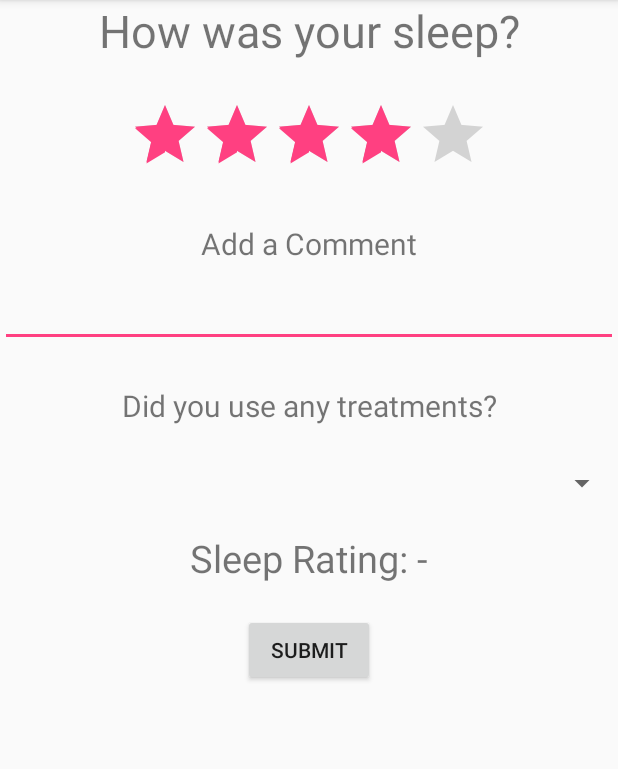
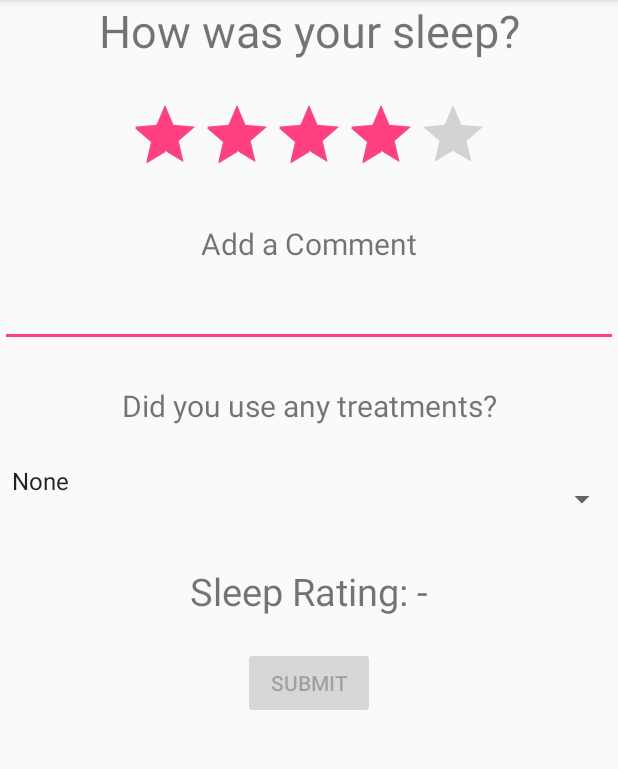
Before and after one commit to RosabelleArmstead/softeng-cw, an Android app: the SleepRecorder screen opened directly, with no data from a screen before it, after a tap on "STOP", on a phone screen of 412 x 824 dp, the part 84-853 px from its top. Run offline under Robolectric (Android 15) with nearby library versions, the light colour scheme and no system bars; our stand-ins replace Firebase (no records; nobody signed in at launch, a user with empty details on screens opened directly); libraries missing offline, so code that uses them is left out: com.firebase.ui; 1 other tap on this screen came first.

Commit message:
Fixed previous commit
-Select treatment when reviewing sleep
-Sleep data contains date & is saved with random ID instead of date
-Prompt user to charge if battery is low (Doesn't work if baterry is allready low)

```diff
--- a/app/build.gradle
+++ b/app/build.gradle
@@ -41,6 +41,9 @@ dependencies {
 
     //recycler view dependency
     implementation 'com.android.support:recyclerview-v7:27.1.1'
+
+
+
 }
 
 apply plugin: 'com.google.gms.google-services'
--- a/app/src/main/AndroidManifest.xml
+++ b/app/src/main/AndroidManifest.xml
@@ -28,7 +28,11 @@
         <activity
             android:name=".Treatments"
             android:label="@string/title_activity_treatments" />
-        <activity android:name=".TreatmentSuggestion"></activity>
+        <activity android:name=".TreatmentSuggestion">
+
+        </activity>
+
     </application>
 
+
 </manifest>
--- a/app/src/main/java/com2027/cw/group7/resteasy/FireStore.java
+++ b/app/src/main/java/com2027/cw/group7/resteasy/FireStore.java
@@ -10,7 +10,6 @@ import com.google.android.gms.tasks.Task;
 import com.google.firebase.firestore.CollectionReference;
 import com.google.firebase.firestore.DocumentReference;
 import com.google.firebase.firestore.DocumentSnapshot;
-import com.google.firebase.firestore.Query;
 import com.google.firebase.firestore.QuerySnapshot;
 
 import java.lang.reflect.Field;
--- a/app/src/main/java/com2027/cw/group7/resteasy/MainActivity.java
+++ b/app/src/main/java/com2027/cw/group7/resteasy/MainActivity.java
@@ -1,11 +1,6 @@
 package com2027.cw.group7.resteasy;
 
-import android.Manifest;
-import android.content.pm.PackageManager;
 import android.os.Bundle;
-import android.os.Handler;
-import android.support.v4.app.ActivityCompat;
-import android.util.Log;
 import android.view.View;
 import android.widget.Button;
 import android.widget.TextView;
--- a/app/src/main/java/com2027/cw/group7/resteasy/SleepRecorder.java
+++ b/app/src/main/java/com2027/cw/group7/resteasy/SleepRecorder.java
@@ -1,39 +1,28 @@
 package com2027.cw.group7.resteasy;
 
 import android.Manifest;
-import android.app.Activity;
+import android.content.BroadcastReceiver;
 import android.content.Context;
 import android.content.Intent;
+import android.content.IntentFilter;
 import android.content.pm.PackageManager;
-import android.database.Cursor;
-import android.database.sqlite.SQLiteDatabase;
 import android.hardware.Sensor;
 import android.hardware.SensorEvent;
 import android.hardware.SensorEventListener;
 import android.hardware.SensorManager;
 import android.media.MediaPlayer;
-import android.media.MediaRecorder;
+import android.os.Bundle;
 import android.os.Handler;
 import android.os.PowerManager;
 import android.os.SystemClock;
-import android.provider.BaseColumns;
 import android.support.v4.app.ActivityCompat;
-import android.support.v4.content.ContextCompat;
-import android.support.v7.app.AppCompatActivity;
-import android.os.Bundle;
-import android.util.FloatMath;
 import android.util.Log;
 import android.view.View;
 import android.widget.Button;
-import android.widget.CursorAdapter;
-import android.widget.ProgressBar;
 import android.widget.TextView;
 import android.widget.Toast;
 
-import java.io.IOException;
-import java.text.ParseException;
 import java.text.SimpleDateFormat;
-import java.util.Date;
 import java.util.TimeZone;
 
 /**
@@ -88,7 +77,7 @@ public class SleepRecorder extends AppBaseActivity implements SensorEventListene
 
         mSensor = new SoundMeter(); // Used to record voice
 
-        //For keeping the device awake while the recorder is running
+        //For keeping the device awake while the recorder is running and dimming the screen
         PowerManager pm = (PowerManager) getSystemService(Context.POWER_SERVICE);
         mWakeLock = pm.newWakeLock(PowerManager.SCREEN_DIM_WAKE_LOCK, "NoiseAlert");
 
@@ -102,7 +91,25 @@ public class SleepRecorder extends AppBaseActivity implements SensorEventListene
         mAccelLast = SensorManager.GRAVITY_EARTH;
         exceedMovementThreshold = 0;
 
+        this.registerReceiver(this.batteryLevelReceiver, new IntentFilter(Intent.ACTION_BATTERY_LOW));
+
     }
+
+    /**
+     * Executed when battery is low, to notify the user and stop recording
+     * (note: if battery is allready low when the recording starts it will not trigger)
+     */
+    private BroadcastReceiver batteryLevelReceiver = new BroadcastReceiver() {
+        @Override
+        public void onReceive(Context context, Intent intent) {
+
+            Toast.makeText(getApplicationContext(), "Battery level is low monitoring has stopped",
+                    Toast.LENGTH_SHORT).show();
+            stopSleep.performClick();
+
+        }
+    };
+
 
     public static void setMp(Context context, String soundscape) {
         if(soundscape.equals("Concentration")) {
--- a/app/src/main/java/com2027/cw/group7/resteasy/SleepReview.java
+++ b/app/src/main/java/com2027/cw/group7/resteasy/SleepReview.java
@@ -5,9 +5,12 @@ import android.os.Bundle;
 import android.support.annotation.NonNull;
 import android.util.Log;
 import android.view.View;
+import android.widget.AdapterView;
+import android.widget.ArrayAdapter;
 import android.widget.Button;
 import android.widget.EditText;
 import android.widget.RatingBar;
+import android.widget.Spinner;
 import android.widget.TextView;
 import android.widget.Toast;
 
@@ -17,22 +20,29 @@ import com.google.firebase.auth.FirebaseAuth;
 import com.google.firebase.auth.FirebaseUser;
 
 import java.text.SimpleDateFormat;
+import java.util.ArrayList;
 import java.util.Calendar;
 import java.util.Date;
 import java.util.List;
+import java.util.Map;
 
 public class SleepReview extends AppBaseActivity {
 
-    private String information;
-    private int sleepTime;
-    private int exceedSoundThreshold;
-    private int exceedMovementThreshold;
+    private List<String> titles = new ArrayList<String>();
 
-    private TextView sleepRating;
-    private EditText comment;
+
+    private String information; // Sleep recording information
+    private int sleepTime; // Time of sleep
+    private int exceedSoundThreshold; // How many times the sound threshold was exceeded
+    private int exceedMovementThreshold; // How many times the sound threshold was exceeded
+
+    private TextView sleepRating; // The user's rating out of 5 (compulsory)
+    private EditText comment; // The user's comment
     private RatingBar ratingBar;
-    private Button submit;
-    //private DatabaseHelper myDb;
+    private Spinner treatmentsSpinner; // Allows user to select a treatment, if any were used
+    private String selectedTreatment; // Holds selected treatment
+    private Button submit; // Submit sleep review
+    private String date;
 
     @Override
     protected void onCreate(Bundle savedInstanceState) {
@@ -40,12 +50,13 @@ public class SleepReview extends AppBaseActivity {
         setContentView(R.layout.activity_sleep_review);
         getIntentInformation();
 
-        //myDb = new DatabaseHelper(this);
+        ratingBar = (RatingBar) findViewById(R.id.ratingBar);
+        comment = (EditText) findViewById(R.id.add_comment);
+        treatmentsSpinner = (Spinner) findViewById(R.id.treatments_spinner);
+        sleepRating = (TextView) findViewById(R.id.sleep_rating);
+        submit = (Button) findViewById(R.id.submit_sleep_review);
 
-        sleepRating = (TextView) findViewById(R.id.sleep_rating);
-        comment = (EditText) findViewById(R.id.add_comment);
-
-        ratingBar = (RatingBar) findViewById(R.id.ratingBar);
+        // Execute when the user changes his rating, to update the sleep score
         ratingBar.setOnRatingBarChangeListener(new RatingBar.OnRatingBarChangeListener() {
             public void onRatingChanged(RatingBar ratingBar,
                                         float rating, boolean fromUser) {
@@ -54,24 +65,44 @@ public class SleepReview extends AppBaseActivity {
             }
         });
 
-        submit = (Button) findViewById(R.id.submit_sleep_review);
+        selectedTreatment = "None"; // To indicate that no treatment is used
+
+        loadTreatments(); // Load treatments from server to spinner
+
+        setupSubmitButton(); // Setup button for submitting sleep review
+
+    }
+
+    /**
+     * Simple method that sets up the submit buton. Its function is to retrieve all the user
+     * data for this night's sleep and save it on the database. Lastly it redirects
+     * the user back to the SleepRecorder page.
+     */
+    private void setupSubmitButton() {
+
+        submit.setEnabled(false); // Disable until user fills out necessary information
+
         submit.setOnClickListener(new View.OnClickListener() {
             public void onClick(View v) {
-                FirebaseUser user = FirebaseAuth.getInstance().getCurrentUser();
+                FirebaseUser user = FirebaseAuth.getInstance().getCurrentUser(); // Get current user, so that his data can be saved
                 Date d = Calendar.getInstance().getTime(); //Get current date
-                /*
-                SimpleDateFormat df = new SimpleDateFormat("dd/MM/yyyy"); //Set date format
-                String date = df.format(d);
-                */
-                String treatment = "test-none";
-                int sleepScore = 0;
+
+                int sleepScore = 0; // Set initial sleep score
+
                 try {
+                    //Get sleep score from textView
                     sleepScore = Integer.parseInt(sleepRating.getText().toString().substring(sleepRating.getText().toString().lastIndexOf(" ") + 1));
                 } catch (Exception e) {
                 }
-                //boolean isInserted = myDb.insertData(date, Math.round(ratingBar.getRating()), sleepScore, sleepTime, treatment, comment.getText().toString());
 
-                SleepData sd = new SleepData(Math.round(ratingBar.getRating()), sleepScore, sleepTime, treatment, comment.getText().toString());
+                //Get current date
+                SimpleDateFormat df = new SimpleDateFormat("yyyy-MM-dd"); //Set date format
+                String date = df.format(d);
+
+                // Creat object for sleep data with values from user
+                SleepData sd = new SleepData(Math.round(ratingBar.getRating()), sleepScore, sleepTime, selectedTreatment, comment.getText().toString(), date);
+
+                // Save sleep data for user
                 sd.save(user.getUid(), d).addOnCompleteListener(new OnCompleteListener<Void>() {
                     @Override
                     public void onComplete(@NonNull Task<Void> t) {
@@ -86,13 +117,48 @@ public class SleepReview extends AppBaseActivity {
                     }
                 });
 
-                //if (isInserted) Toast.makeText(SleepReview.this,"Data Inserted", Toast.LENGTH_SHORT).show();
-                //else Toast.makeText(SleepReview.this,"Data Insertion Failed", Toast.LENGTH_SHORT).show();
-
-                //Intent myIntent = new Intent(SleepReview.this, SleepRecorder.class);
-                //SleepReview.this.startActivity(myIntent);
             }
         });
+    }
+
+    /**
+     * Retrieve all treatments from database and setup the spinner using those
+     */
+    private void loadTreatments() {
+
+        //Receive all treatment titles
+        TreatmentData.loadAll().addOnCompleteListener(
+                new OnCompleteListener<Map<String, TreatmentData>>() {
+                    @Override
+                    public void onComplete(@NonNull Task<Map<String, TreatmentData>> t) {
+                        Map<String, TreatmentData> map = t.getResult();
+                        titles.add("None"); //Used as default value for spinner, user has not used a treatment
+                        for (Map.Entry<String, TreatmentData> entry : map.entrySet()) {
+                            TreatmentData td = entry.getValue();
+                            titles.add(td.title);
+
+                        }
+                        // Create adapter that loads treatment titles in spinner
+                        ArrayAdapter<String> infoSpinnerAdapter = new ArrayAdapter<String>(SleepReview.this, android.R.layout.simple_spinner_item, titles);
+                        infoSpinnerAdapter.setDropDownViewResource(android.R.layout.simple_spinner_dropdown_item);
+                        treatmentsSpinner.setAdapter(infoSpinnerAdapter);
+
+                        // When a treatment is selected save its title
+                        treatmentsSpinner.setOnItemSelectedListener(new AdapterView.OnItemSelectedListener() {
+                            @Override
+                            public void onItemSelected(AdapterView<?> adapterView, View view, int i, long l) {
+                                selectedTreatment = adapterView.getItemAtPosition(i).toString();
+                            }
+
+                            @Override
+                            public void onNothingSelected(AdapterView<?> adapterView) {
+                                //Auto-generated
+                            }
+                        });
+
+                    }
+                });
+
     }
 
     /**
@@ -130,11 +196,15 @@ public class SleepReview extends AppBaseActivity {
         if (sleepRating < 0) sleepRating = 0;
         if (sleepRating > 100) sleepRating = 100;
         int intSleepTime = (int) Math.round(sleepRating);
-        //return Integer.toString(Math.round(sleepTime));
+        submit.setEnabled(true);
+
         return Integer.toString(intSleepTime);
     }
 
     @Override
+    /**
+     * Ensure user is authenticated
+     */
     protected void reevaluateAuthStatus() {
         super.reevaluateAuthStatus();
         FirebaseUser user = FirebaseAuth.getInstance().getCurrentUser();
@@ -149,6 +219,6 @@ public class SleepReview extends AppBaseActivity {
     protected void onStart() {
         super.onStart();
 
-        reevaluateAuthStatus();
+        reevaluateAuthStatus(); // Check if user is authenticated when the application starts
     }
 }
--- a/app/src/main/java/com2027/cw/group7/resteasy/TreatmentSuggestion.java
+++ b/app/src/main/java/com2027/cw/group7/resteasy/TreatmentSuggestion.java
@@ -1,9 +1,8 @@
 package com2027.cw.group7.resteasy;
 
 import android.content.Intent;
+import android.os.Bundle;
 import android.support.annotation.NonNull;
-import android.support.v7.app.AppCompatActivity;
-import android.os.Bundle;
 import android.text.Editable;
 import android.text.TextWatcher;
 import android.view.View;
--- a/app/src/main/java/com2027/cw/group7/resteasy/Treatments.java
+++ b/app/src/main/java/com2027/cw/group7/resteasy/Treatments.java
@@ -2,7 +2,6 @@ package com2027.cw.group7.resteasy;
 
 import android.content.Intent;
 import android.os.Bundle;
-import android.app.Activity;
 import android.support.annotation.NonNull;
 import android.support.v7.widget.LinearLayoutManager;
 import android.support.v7.widget.RecyclerView;
--- a/app/src/main/res/menu/nav_menu.xml
+++ b/app/src/main/res/menu/nav_menu.xml
@@ -12,33 +12,29 @@
     <item
         android:id="@+id/logout_menu"
         android:title="@string/logout_menu" />
-    <item android:id="@+id/settings_menu"
-        android:title="@string/settings_menu">
 
+    <item android:id="@+id/sleep_recorder"
+        android:title="@string/sleep_recorder">
     </item>
+
 
     <item android:id="@+id/sleep_calendar_menu"
         android:title="@string/sleep_calendar_menu">
+    </item>
 
+    <item android:id="@+id/settings_menu"
+        android:title="@string/settings_menu">
+    </item>
+
+    <item android:id="@+id/treatments_menu"
+        android:title="@string/treatments_menu">
     </item>
 
     <item android:id="@+id/info_menu"
         android:title="@string/information_menu">
-
     </item>
 
-    <item android:id="@+id/test_sleep_review"
-        android:title="@string/sleep_menu">
 
-    </item>
 
-    <item android:id="@+id/sleep_recorder"
-        android:title="@string/sleep_recorder">
 
-    </item>
-
-    <item android:id="@+id/treatments_menu"
-        android:title="@string/treatments_menu">
-
-    </item>
 </menu>
--- a/app/src/main/res/values/strings.xml
+++ b/app/src/main/res/values/strings.xml
@@ -64,4 +64,5 @@
     <string name="submit_suggestion">Submit Your Suggestion</string>
     <string name="user_suggestion_title_hint">Give your treatment a title...</string>
     <string name="user_suggestion_description_hint">Describe your treatment...</string>
+    <string name="soundscape_duration">Change Soundscape duration</string>
 </resources>
--- a/build.gradle
+++ b/build.gradle
@@ -18,6 +18,7 @@ allprojects {
     repositories {
         jcenter()
         google()
+
     }
 }
 
```
Also changed, not shown: app/src/main/java/com2027/cw/group7/resteasy/AppBaseActivity.java (+3 -10 lines), app/src/main/java/com2027/cw/group7/resteasy/Settings.java (+5 -6 lines), app/src/main/java/com2027/cw/group7/resteasy/SleepData.java (+5 -10 lines).
